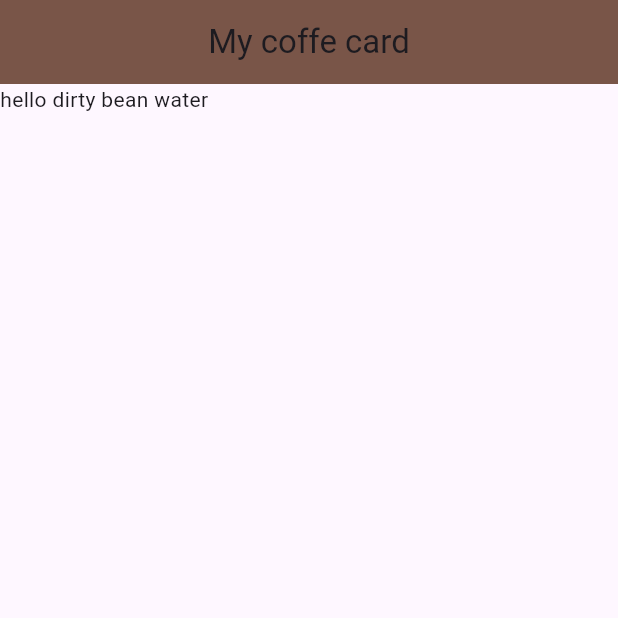
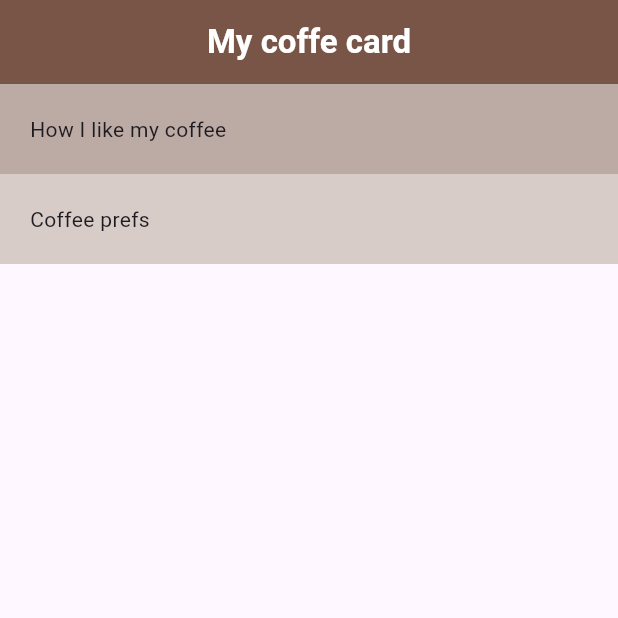
Before and after one commit to SajenTuladhar/coffee_card_flutterApp, a Flutter app: the screen it shows after launch, on a phone screen of 412 x 824 dp, the top half of it. Run offline on Flutter 3.47's test engine with Material 3 defaults, Android fonts, the phone set to English and light mode, and no system bars.

Commit message:
add column cards

```diff
--- a/lib/home.dart
+++ b/lib/home.dart
@@ -1,4 +1,6 @@
+
 import 'package:flutter/material.dart';
+
 
 class Home extends StatelessWidget {
   const Home({super.key});
@@ -7,12 +9,29 @@ class Home extends StatelessWidget {
   Widget build(BuildContext context) {
     return  Scaffold(
         appBar: AppBar(
-          title: const Text('My coffe card'),
+          title: const Text('My coffe card', style: TextStyle(
+            color: Colors.white,
+            fontWeight: FontWeight.bold,
+          ),),
           backgroundColor: Colors.brown,
           centerTitle: true,
         ),
 
-        body: const Text("hello dirty bean water"),
+        body: Column(
+          crossAxisAlignment:CrossAxisAlignment.stretch,
+          children: [
+            Container(
+              color: Colors.brown[200],
+              padding: const EdgeInsets.all(20),
+              child:  const Text("How I like my coffee"),
+            ),
+            Container(
+              color: Colors.brown[100],
+              padding: const EdgeInsets.all(20),
+              child:  const Text("Coffee prefs"),
+            )
+          ],
+        ),
     );
   }
 }
```
